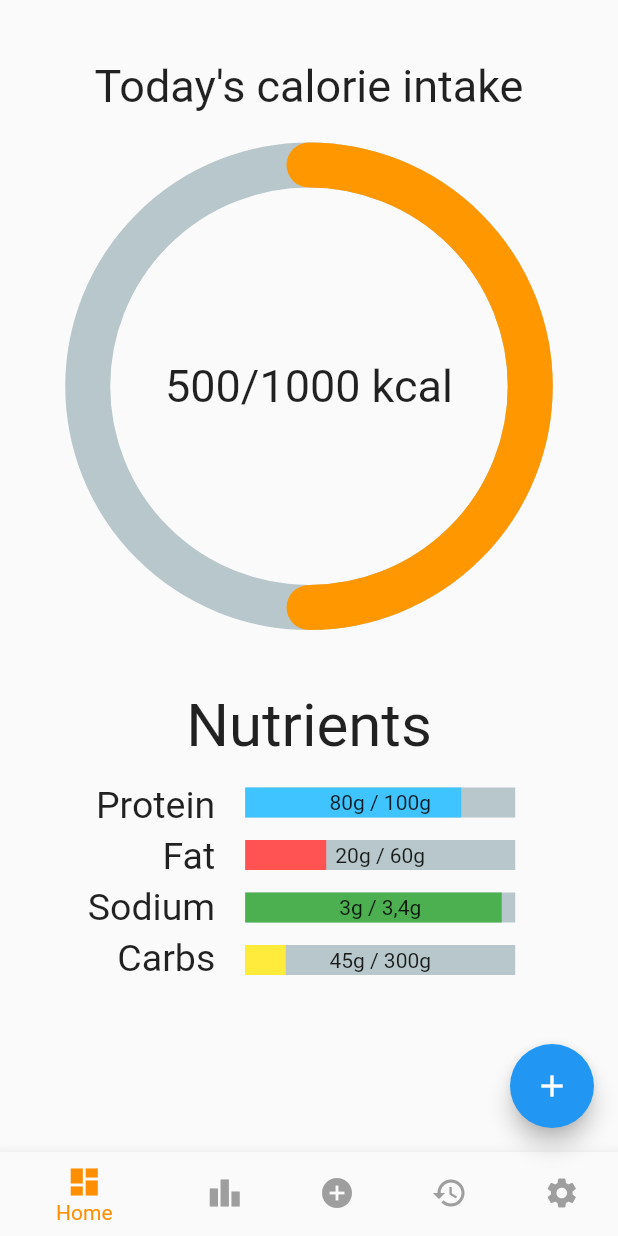
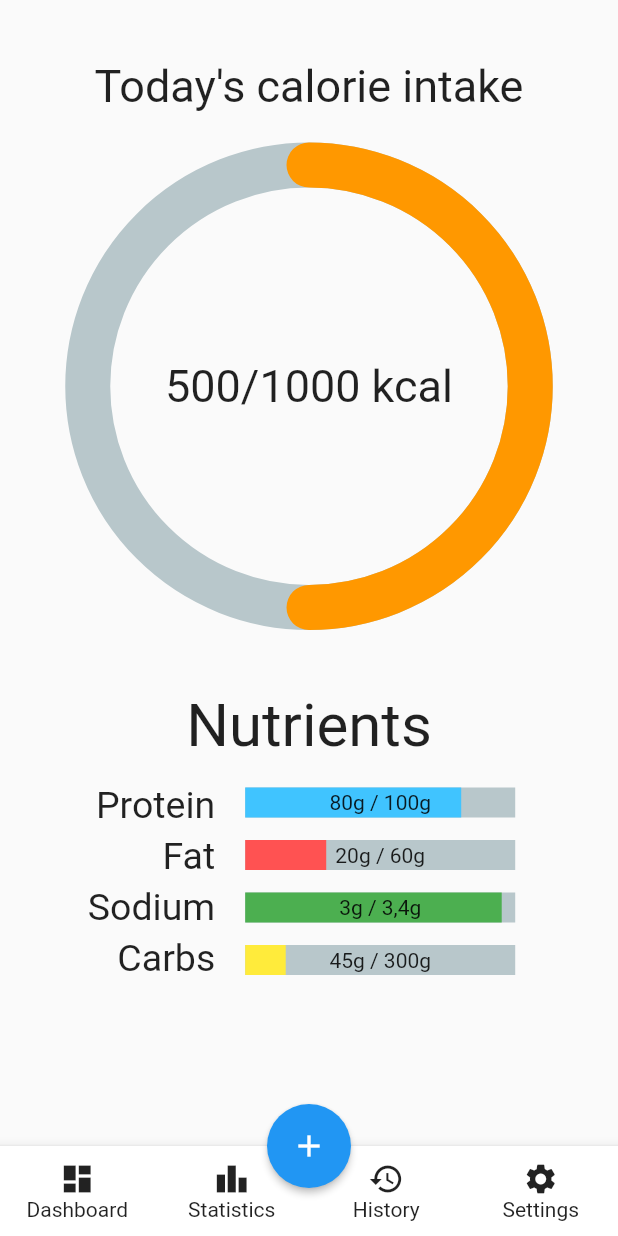
Before and after one commit to mauexe/fataway, a Flutter app: the screen it shows after launch, on a phone screen of 412 x 824 dp. Run offline on Flutter 3.47's test engine with Material 2 defaults, Android fonts, the phone set to English and light mode, and no system bars; drawn by our look-alikes of percent_indicator; our stand-ins replace flutter_slidable, settings_ui.

Commit message:
changed navigationbar (new design)

```diff
--- /dev/null
+++ b/fataway/lib/appbar_contents/BottomAppBar_FAB.dart
@@ -0,0 +1,95 @@
+import 'package:flutter/material.dart';
+
+class FABBottomAppBarItem {
+  FABBottomAppBarItem({this.iconData, this.label});
+  IconData iconData;
+  String label;
+}
+
+class FABBottomAppBar extends StatefulWidget {
+  FABBottomAppBar({
+    this.items,
+    this.centerItemText,
+    this.height: 60.0,
+    this.iconSize: 24.0,
+    this.backgroundColor,
+    this.color,
+    this.selectedColor,
+    this.notchedShape,
+    this.onTabSelected,
+  }) {
+    assert(this.items.length == 2 || this.items.length == 4);
+  }
+
+  final List<FABBottomAppBarItem> items;
+  final String centerItemText;
+  final double height;
+  final double iconSize;
+  final Color backgroundColor;
+  final Color color;
+  final Color selectedColor;
+  final NotchedShape notchedShape;
+  final ValueChanged<int> onTabSelected;
+
+  @override
+  State<StatefulWidget> createState() {
+    return FABBottomAppBarState();
+  }
+}
+
+class FABBottomAppBarState extends State<FABBottomAppBar> {
+  int _selectedIndex = 0;
+
+  _updateIndex(int index) {
+    widget.onTabSelected(index);
+    setState(() {
+      _selectedIndex = index;
+    });
+  }
+
+  @override
+  Widget build(BuildContext context) {
+    List<Widget> items = List.generate(widget.items.length, (index)  {
+      return _buildTabItem(
+        item: widget.items[index],
+        index: index,
+        onPressed: _updateIndex,
+      );
+    });
+
+    return BottomAppBar(
+      child: Row(
+        mainAxisSize: MainAxisSize.max,
+        mainAxisAlignment: MainAxisAlignment.spaceAround,
+        children: items,
+      ),
+    );
+  }
+
+  Widget _buildTabItem({FABBottomAppBarItem item, int index, ValueChanged<int> onPressed,}){
+    Color color = _selectedIndex == index ? widget.selectedColor : widget.color;
+    return Expanded(
+      child: SizedBox(
+        height: widget.height,
+        child: Material(
+          type: MaterialType.transparency,
+          child: InkWell(
+            onTap: () => onPressed(index),
+            child: Column(
+              mainAxisAlignment: MainAxisAlignment.center,
+              mainAxisSize: MainAxisSize.min,
+              children: [
+                Icon(item.iconData,color: color, size: widget.iconSize),
+                Text(
+                  item.label,
+                  style: TextStyle(color:color),
+                )
+              ],
+            )
+          )
+        )
+      )
+    );
+  }
+
+}
--- a/fataway/lib/main.dart
+++ b/fataway/lib/main.dart
@@ -1,4 +1,5 @@
 import 'package:flutter/material.dart';
+import 'appbar_contents/BottomAppBar_FAB.dart';
 import 'dashboard.dart';
 import 'history.dart';
 import 'statistics.dart';
@@ -39,9 +40,9 @@ class _RootStatefulWidgetSate extends State<RootStatefulWidget> {
   static List<Widget> _options = <Widget> [
     Dashboard(),
     StatisticsWidget(),
-    AddMeal(),
     History(),
     Settings(),
+    AddMeal(),
   ];
 
   void _onItemTapped(int index) {
@@ -49,9 +50,15 @@ class _RootStatefulWidgetSate extends State<RootStatefulWidget> {
       _selectedIndex = index;
     });
   }
+  void _onButtonTapped(){
+    setState(() {
+      _selectedIndex = 3;
+    });
+  }
 
   @override
   Widget build(BuildContext context) {
+    /*
     return Scaffold(
       body: Center(
         child: _options.elementAt(_selectedIndex),
@@ -65,10 +72,6 @@ class _RootStatefulWidgetSate extends State<RootStatefulWidget> {
           BottomNavigationBarItem(
             icon: Icon(Icons.leaderboard),
             label: 'Statistics',
-          ),
-          BottomNavigationBarItem(
-            icon: Icon(Icons.add_circle),
-            label: 'Add Meal',
           ),
           BottomNavigationBarItem(
             icon: Icon(Icons.history),
@@ -86,8 +89,34 @@ class _RootStatefulWidgetSate extends State<RootStatefulWidget> {
       ),
       floatingActionButton: FloatingActionButton(
         child: Icon(Icons.add),
-        onPressed: () {},
+        onPressed: _onButtonTapped,
+
       ),
+      floatingActionButtonLocation: FloatingActionButtonLocation.centerDocked
+    );
+     */
+    return Scaffold(
+      floatingActionButtonLocation: FloatingActionButtonLocation.centerDocked,
+      floatingActionButton: FloatingActionButton(
+        onPressed: () => _onItemTapped(_options.length-1),
+        tooltip: "Add Meal",
+        child: Icon(Icons.add),
+        elevation: 2,
+      ),
+      bottomNavigationBar: BottomAppBar(
+        child: FABBottomAppBar(
+          onTabSelected: _onItemTapped,
+          items: [
+            FABBottomAppBarItem(iconData: Icons.dashboard, label: "Dashboard"),
+            FABBottomAppBarItem(iconData: Icons.leaderboard, label: "Statistics"),
+            FABBottomAppBarItem(iconData: Icons.history, label: "History"),
+            FABBottomAppBarItem(iconData: Icons.settings, label: "Settings")
+          ],
+          notchedShape: CircularNotchedRectangle(),
+        ),
+        elevation: 2,
+      ),
+      body: _options[_selectedIndex]
     );
   }
 }
```
